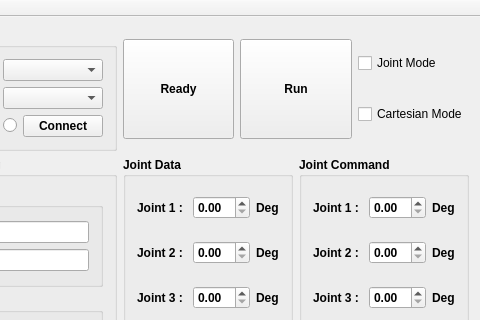
hajunsong/3DofArmJSR8, file mainwindow.ui: the form before one commit; both pictures show x 108 to 588 and y 0 to 320 of the 588 by 544 pixel window.
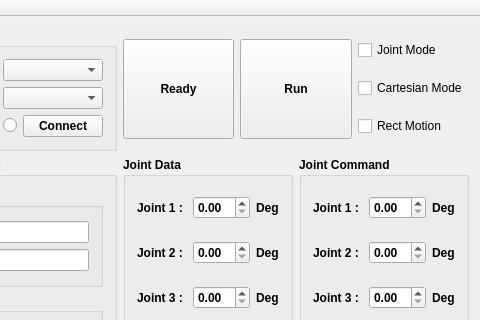
The form after the commit.

Commit message: rectangle cartesian motion add

Patch:
```diff
--- a/mainwindow.ui
+++ b/mainwindow.ui
@@ -196,6 +196,13 @@
           </property>
          </widget>
         </item>
+        <item>
+         <widget class="QCheckBox" name="cbRectMode">
+          <property name="text">
+           <string>Rect Motion</string>
+          </property>
+         </widget>
+        </item>
        </layout>
       </item>
      </layout>
```
Left out of the diff: 35 changed lines with no effect on the pictures. The commit also changes 12 other files.
